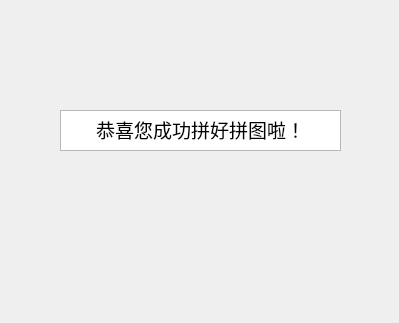
Qt form puzzleQT/success.ui (cosmosiwi/c-homework) before a commit.
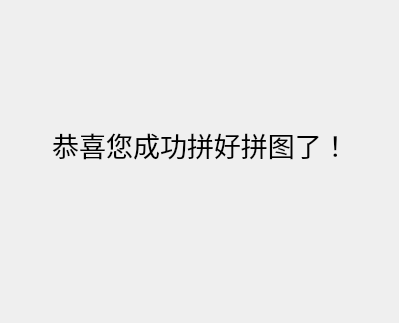
The same form after that commit.

Patch:
```diff
--- a/puzzleQT/success.ui
+++ b/puzzleQT/success.ui
@@ -16,21 +16,17 @@
   <property name="styleSheet">
    <string notr="true">border-image (:/new/prefix1/res/Babara.jpg)</string>
   </property>
-  <widget class="QTextBrowser" name="textBrowser">
+  <widget class="QLabel" name="label">
    <property name="geometry">
     <rect>
-     <x>60</x>
-     <y>110</y>
-     <width>281</width>
-     <height>41</height>
+     <x>30</x>
+     <y>70</y>
+     <width>341</width>
+     <height>151</height>
     </rect>
    </property>
-   <property name="html">
-    <string>&lt;!DOCTYPE HTML PUBLIC &quot;-//W3C//DTD HTML 4.0//EN&quot; &quot;http://www.w3.org/TR/REC-html40/strict.dtd&quot;&gt;
-&lt;html&gt;&lt;head&gt;&lt;meta name=&quot;qrichtext&quot; content=&quot;1&quot; /&gt;&lt;style type=&quot;text/css&quot;&gt;
-p, li { white-space: pre-wrap; }
-&lt;/style&gt;&lt;/head&gt;&lt;body style=&quot; font-family:'SimSun'; font-size:7.2pt; font-weight:400; font-style:normal;&quot;&gt;
-&lt;p align=&quot;center&quot; style=&quot; margin-top:0px; margin-bottom:0px; margin-left:0px; margin-right:0px; -qt-block-indent:0; text-indent:0px;&quot;&gt;&lt;span style=&quot; font-family:'SimSun'; font-size:14pt;&quot;&gt;恭喜您成功拼好拼图啦！&lt;/span&gt;&lt;/p&gt;&lt;/body&gt;&lt;/html&gt;</string>
+   <property name="text">
+    <string>&lt;html&gt;&lt;head/&gt;&lt;body&gt;&lt;p align=&quot;center&quot;&gt;&lt;span style=&quot; font-size:20pt;&quot;&gt;恭喜您成功拼好拼图了！&lt;/span&gt;&lt;/p&gt;&lt;/body&gt;&lt;/html&gt;</string>
    </property>
   </widget>
  </widget>
```
